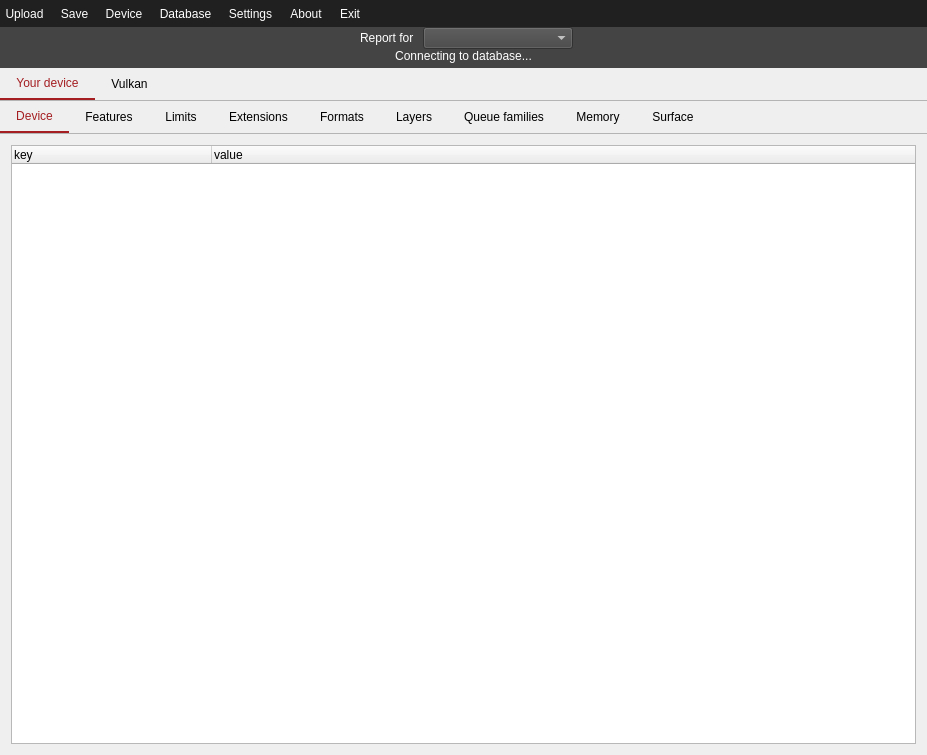
First picture: the form in vulkancapsviewer.ui, repository SaschaWillems/VulkanCapsViewer, before the edit.
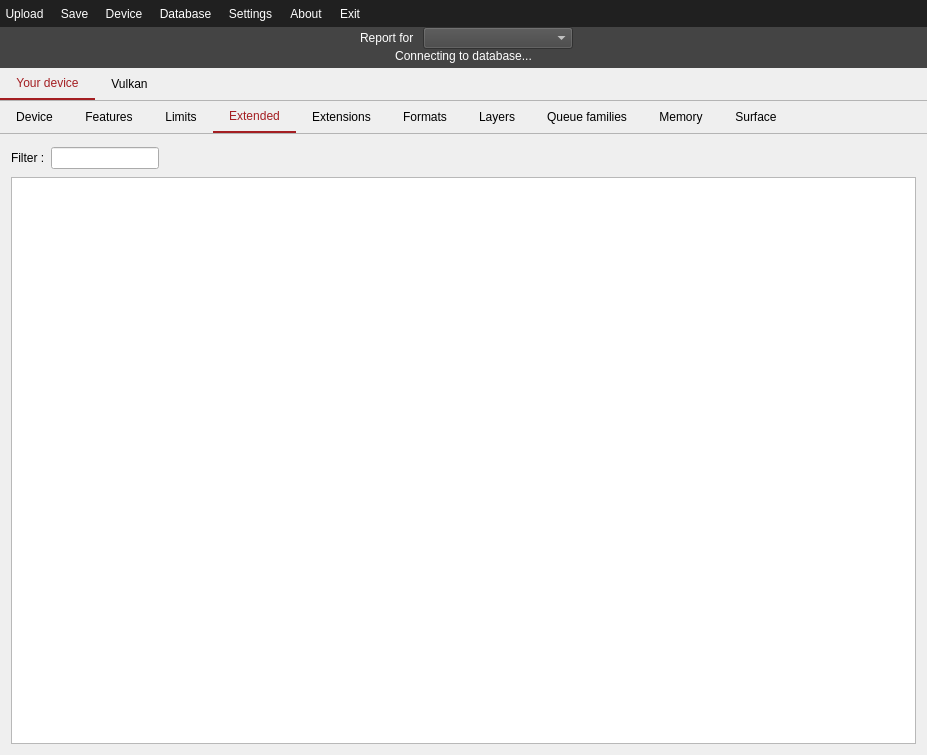
Second picture: the form after the edit. The open tabs and pages were chosen to show the change. Icons and pictures are not drawn.

Commit message: Separate tab for extended properties and features (Refs #31)

Diff of the .ui file:
```diff
--- a/vulkancapsviewer.ui
+++ b/vulkancapsviewer.ui
@@ -592,6 +592,64 @@
             </item>
            </layout>
           </widget>
+          <widget class="QWidget" name="tabDeviceExtended">
+           <attribute name="title">
+            <string>Extended</string>
+           </attribute>
+           <layout class="QVBoxLayout" name="verticalLayout_2">
+            <item>
+             <widget class="QWidget" name="widget_6" native="true">
+              <layout class="QFormLayout" name="formLayout_5">
+               <property name="leftMargin">
+                <number>0</number>
+               </property>
+               <property name="topMargin">
+                <number>2</number>
+               </property>
+               <property name="rightMargin">
+                <number>0</number>
+               </property>
+               <property name="bottomMargin">
+                <number>2</number>
+               </property>
+               <item row="0" column="0">
+                <widget class="QLabel" name="filterLabel_4">
+                 <property name="text">
+                  <string>Filter :</string>
+                 </property>
+                </widget>
+               </item>
+               <item row="0" column="1">
+                <widget class="QLineEdit" name="filterLineEditExtended">
+                 <property name="sizePolicy">
+                  <sizepolicy hsizetype="Fixed" vsizetype="Fixed">
+                   <horstretch>0</horstretch>
+                   <verstretch>0</verstretch>
+                  </sizepolicy>
+                 </property>
+                </widget>
+               </item>
+              </layout>
+             </widget>
+            </item>
+            <item>
+             <widget class="QTreeView" name="treeViewDeviceExtended">
+              <property name="styleSheet">
+               <string notr="true">QTreeView::item { 	height: 1.25em;  }</string>
+              </property>
+              <property name="editTriggers">
+               <set>QAbstractItemView::NoEditTriggers</set>
+              </property>
+              <property name="alternatingRowColors">
+               <bool>true</bool>
+              </property>
+              <property name="headerHidden">
+               <bool>true</bool>
+              </property>
+             </widget>
+            </item>
+           </layout>
+          </widget>
           <widget class="QWidget" name="tab">
            <attribute name="title">
             <string>Extensions</string>
```
The commit also changes 2 other files.
